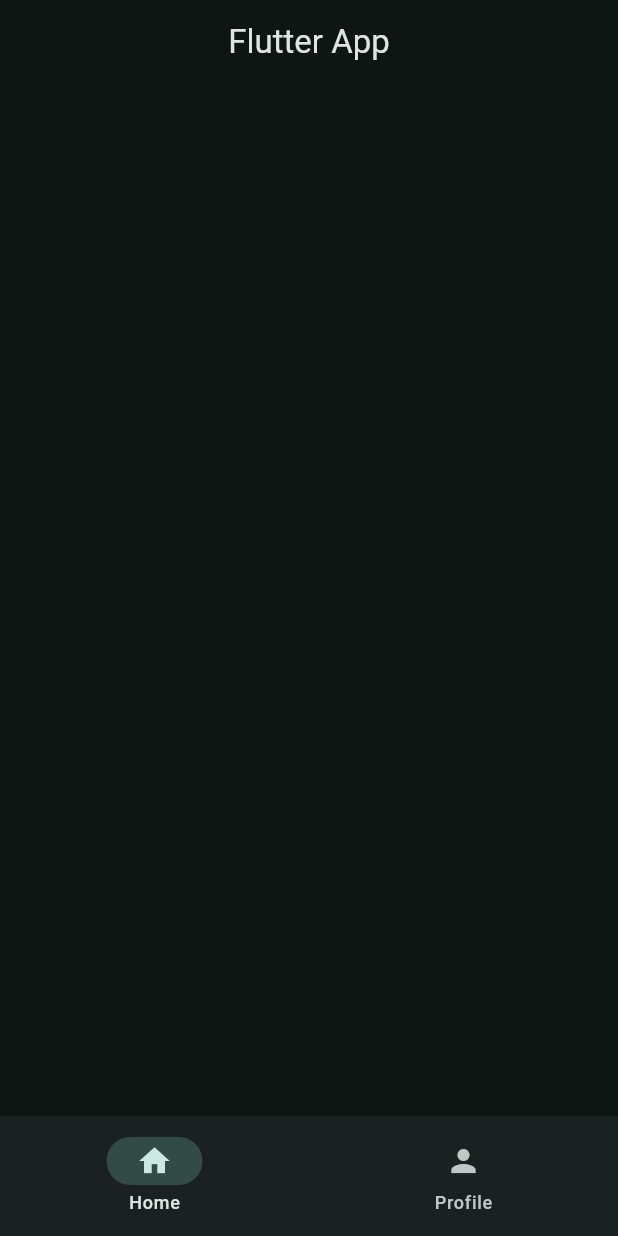
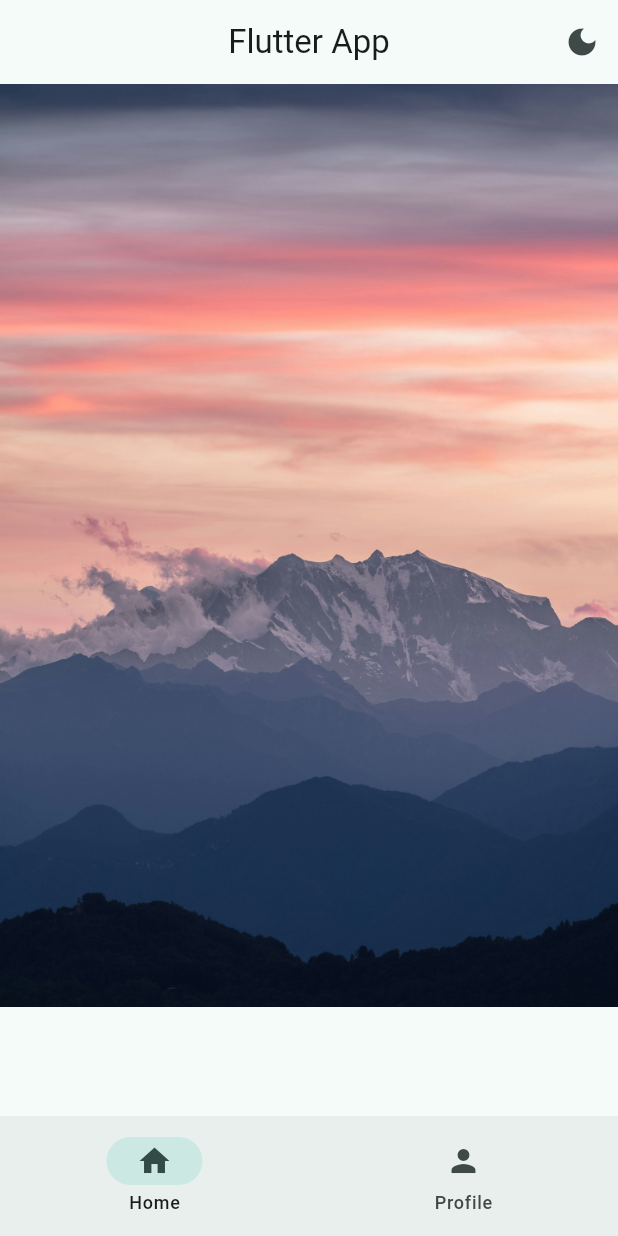
Before and after one commit to Islamlogbibi/flutter, a Flutter app: the screen it shows after launch, on a phone screen of 412 x 824 dp. Run offline on Flutter 3.47's test engine with Material 3 defaults, Android fonts, the phone set to English and light mode, and no system bars.

Commit message:
notifiers, buttons, assets, slider, switch, checkbox, Textfield ... discovered

```diff
--- /dev/null
+++ b/lib/data/notifiers.dart
@@ -0,0 +1,5 @@
+import 'package:flutter/widgets.dart';
+
+ValueNotifier<int> selectedPageNotifier = ValueNotifier(0);
+
+ValueNotifier<bool> darkModeNotifier = ValueNotifier(true);
--- a/lib/main.dart
+++ b/lib/main.dart
@@ -1,5 +1,7 @@
 import 'package:flutter/material.dart';
-import 'package:learn_flutter/widgets/bottom_navbar.dart';
+import 'package:learn_flutter/data/notifiers.dart';
+import 'package:learn_flutter/views/widget_tree.dart';
+import 'package:learn_flutter/views/widgets/bottom_navbar.dart';
 
 void main() {
   runApp(const MyApp());
@@ -13,20 +15,23 @@ class MyApp extends StatefulWidget {
 }
 
 class _MyAppState extends State<MyApp> {
-  int selectedIndex = 0;
   @override
   Widget build(BuildContext context) {
-    return MaterialApp(
-      debugShowCheckedModeBanner: false,
-      theme: ThemeData(
-        colorScheme: ColorScheme.fromSeed(seedColor: Colors.teal, brightness: Brightness.dark,),
+    return ValueListenableBuilder(
+      valueListenable: darkModeNotifier,
+      builder: (context, isDarkMode, child) {
+        return MaterialApp(
+          debugShowCheckedModeBanner: false,
+          theme: ThemeData(
+            colorScheme: ColorScheme.fromSeed(
+              seedColor: Colors.teal,
+              brightness: isDarkMode ? Brightness.light : Brightness.dark,
+            ),
 
-      ),
-      home: Scaffold(
-        appBar: AppBar(title: Text("Flutter App"), centerTitle: true,),
-
-        bottomNavigationBar: BottomNavbar(),
-      ),
+          ),
+          home: WidgetTree(),
+        );
+      },
     );
   }
 }
--- /dev/null
+++ b/lib/views/pages/home_page.dart
@@ -0,0 +1,14 @@
+import 'package:flutter/material.dart';
+import 'package:learn_flutter/data/notifiers.dart';
+
+class HomePage extends StatelessWidget {
+  const HomePage({super.key});
+
+  @override
+  Widget build(BuildContext context) {
+    return Column(
+      children: [
+      Image.asset('assets/images/phonebg.jpg', fit: BoxFit.cover,),
+    ]);
+  }
+}
--- /dev/null
+++ b/lib/views/widget_tree.dart
@@ -0,0 +1,41 @@
+import "package:flutter/material.dart";
+import "package:learn_flutter/data/notifiers.dart";
+import "package:learn_flutter/views/pages/home_page.dart";
+import "package:learn_flutter/views/pages/profile_page.dart";
+import "package:learn_flutter/views/widgets/bottom_navbar.dart";
+
+List<Widget> pages = [HomePage(), ProfilePage()];
+
+class WidgetTree extends StatelessWidget {
+  const WidgetTree({super.key});
+
+  @override
+  Widget build(BuildContext context) {
+    return Scaffold(
+      appBar: AppBar(
+        title: Text("Flutter App"),
+        centerTitle: true,
+        actions: [
+          IconButton(
+            onPressed: () {
+              darkModeNotifier.value = !darkModeNotifier.value;
+            },
+            icon: ValueListenableBuilder(
+              valueListenable: darkModeNotifier,
+              builder: (context, isDarkMode, child) {
+                return Icon(isDarkMode ? Icons.dark_mode : Icons.light_mode);
+              },
+            ),
+          ),
+        ],
+      ),
+      body: ValueListenableBuilder(
+        valueListenable: selectedPageNotifier,
+        builder: (context, selctedPage, child) {
+          return pages.elementAt(selctedPage);
+        },
+      ),
+      bottomNavigationBar: BottomNavbar(),
+    );
+  }
+}
--- /dev/null
+++ b/lib/views/widgets/bottom_navbar.dart
@@ -0,0 +1,25 @@
+import 'package:flutter/material.dart';
+import 'package:learn_flutter/data/notifiers.dart';
+
+class BottomNavbar extends StatelessWidget {
+  const BottomNavbar({super.key});
+
+  @override
+  Widget build(BuildContext context) {
+    return ValueListenableBuilder(
+      valueListenable: selectedPageNotifier,
+      builder: (context, selectedPage, child) {
+        return NavigationBar(
+          destinations: [
+            NavigationDestination(icon: Icon(Icons.home), label: 'Home'),
+            NavigationDestination(icon: Icon(Icons.person), label: 'Profile'),
+          ],
+          onDestinationSelected: (int value) {
+            selectedPageNotifier.value = value;
+          },
+          selectedIndex: selectedPage,
+        );
+      },
+    );
+  }
+}
--- a/lib/widgets/bottom_navbar.dart
+++ /dev/null
@@ -1,27 +0,0 @@
-import 'package:flutter/material.dart';
-
-class BottomNavbar extends StatefulWidget {
-  const BottomNavbar({super.key});
-
-  @override
-  State<BottomNavbar> createState() => _MyWidgetState();
-}
-
-class _MyWidgetState extends State<BottomNavbar> {
-  int selectedIndex = 0;
-  @override
-  Widget build(BuildContext context) {
-    return NavigationBar(
-      destinations: [
-        NavigationDestination(icon: Icon(Icons.home), label: 'Home'),
-        NavigationDestination(icon: Icon(Icons.person), label: 'Profile'),
-      ],
-      onDestinationSelected: (int value) {
-        setState(() {
-          selectedIndex = value;
-        });
-      },
-      selectedIndex: selectedIndex,
-    );
-  }
-}
--- a/pubspec.yaml
+++ b/pubspec.yaml
@@ -58,9 +58,9 @@ flutter:
   uses-material-design: true
 
   # To add assets to your application, add an assets section, like this:
-  # assets:
-  #   - images/a_dot_burr.jpeg
-  #   - images/a_dot_ham.jpeg
+  assets:
+    - assets/images/bg.jpg
+    - assets/images/phonebg.jpg
 
   # An image asset can refer to one or more resolution-specific "variants", see
   # https://flutter.dev/to/resolution-aware-images
```
Also changed, not shown: lib/views/pages/profile_page.dart (added, +102 -0 lines), assets/images/bg.jpg (added), assets/images/phonebg.jpg (added), 1 other file.
